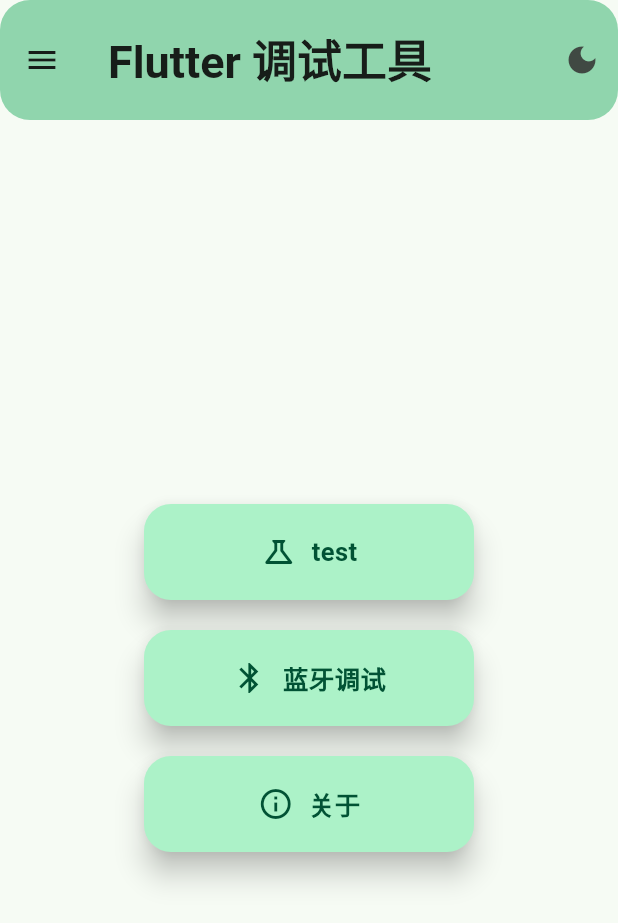
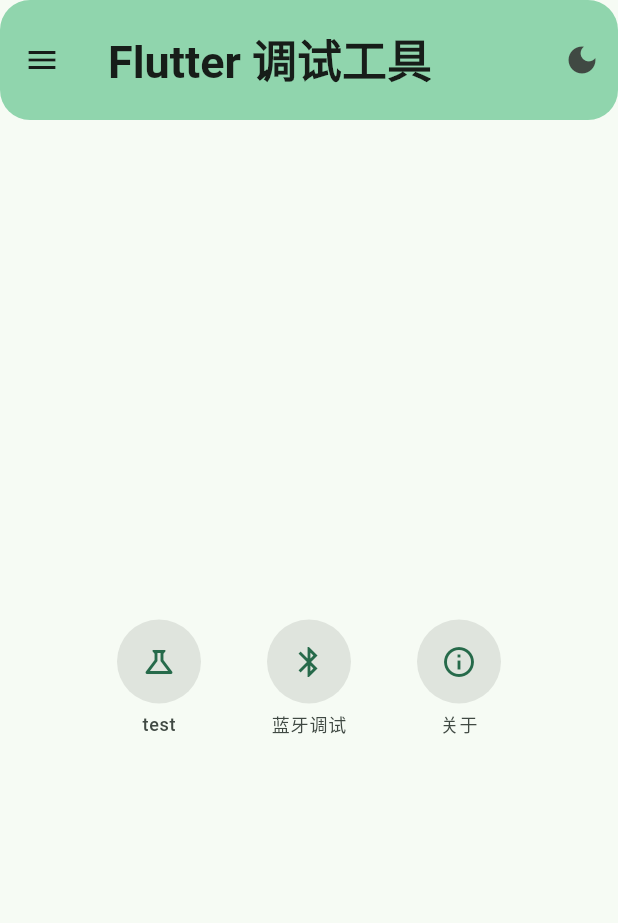
Before and after one commit to yjrqz777/flutter_application_test, a Flutter app: the screen it shows after launch, on a phone screen of 412 x 824 dp. Shown: the top 923 px of the screen. Run offline on Flutter 3.47's test engine with Material 3 defaults, Android fonts, the phone set to English and light mode, and no system bars; our stand-ins replace flutter_blue_plus, sensors_plus; missing offline and left inert: flutter_classic_bluetooth; Roboto replaces fonts that are missing (SimSun).

Commit message:
style(home): 主界面入口按钮改为圆形小按钮
- 三个入口从大色块卡片改成直径 56 的圆形按钮，图标 24，文字放在圆下方

- 三个按钮横排居中、间距 28，去掉厚阴影和 primaryContainer 大色块

- 保留点击水波纹与原有跳转

```diff
--- a/lib/pages/home_page.dart
+++ b/lib/pages/home_page.dart
@@ -58,22 +58,24 @@ class _HomePageState extends State<HomePage> {
         ],
       ),
       body: Center(
-        child: Column(
+        child: Row(
+          mainAxisAlignment: MainAxisAlignment.center,
           mainAxisSize: MainAxisSize.min,
           children: <Widget>[
-            _EntryButton(
+            _CircleEntry(
               icon: Icons.science_outlined,
               label: 'test',
-              onTap: () => _open(TestPage(themeController: widget.themeController)),
+              onTap: () =>
+                  _open(TestPage(themeController: widget.themeController)),
             ),
-            const SizedBox(height: 20),
-            _EntryButton(
+            const SizedBox(width: 28),
+            _CircleEntry(
               icon: Icons.bluetooth,
               label: '蓝牙调试',
               onTap: () => _open(const BluetoothPage()),
             ),
-            const SizedBox(height: 20),
-            _EntryButton(
+            const SizedBox(width: 28),
+            _CircleEntry(
               icon: Icons.info_outline,
               label: '关于',
               onTap: () => _open(const AboutPage()),
@@ -85,9 +87,9 @@ class _HomePageState extends State<HomePage> {
   }
 }
 
-/// 主界面中间的入口按钮：带阴影的圆角块，视觉上浮在背景上
-class _EntryButton extends StatelessWidget {
-  const _EntryButton({
+/// 主界面中间的入口按钮：圆形小按钮，文字放在圆下方
+class _CircleEntry extends StatelessWidget {
+  const _CircleEntry({
     required this.icon,
     required this.label,
     required this.onTap,
@@ -101,34 +103,33 @@ class _EntryButton extends StatelessWidget {
   @override
   Widget build(BuildContext context) {
     final ColorScheme colorScheme = Theme.of(context).colorScheme;
-    return Material(
-      elevation: 8,
-      borderRadius: BorderRadius.circular(18),
-      color: colorScheme.primaryContainer,
-      shadowColor: colorScheme.shadow,
-      child: InkWell(
-        borderRadius: BorderRadius.circular(18),
+    return InkWell(
+      borderRadius: BorderRadius.circular(12),
       onTap: onTap,
-        child: SizedBox(
-          width: 220,
-          height: 64,
-          child: Row(
-            mainAxisAlignment: MainAxisAlignment.center,
+      child: Padding(
+        padding: const EdgeInsets.symmetric(horizontal: 8, vertical: 6),
+        child: Column(
+          mainAxisSize: MainAxisSize.min,
           children: <Widget>[
-              Icon(icon, color: colorScheme.onPrimaryContainer),
-              const SizedBox(width: 10),
+            Container(
+              width: 56,
+              height: 56,
+              decoration: BoxDecoration(
+                shape: BoxShape.circle,
+                color: colorScheme.surfaceContainerHighest,
+              ),
+              child: Icon(icon, size: 24, color: colorScheme.primary),
+            ),
+            const SizedBox(height: 6),
             Text(
               label,
-                style: TextStyle(
-                  fontSize: 17,
-                  fontWeight: FontWeight.w600,
-                  color: colorScheme.onPrimaryContainer,
+              style: Theme.of(context).textTheme.labelMedium?.copyWith(
+                    color: colorScheme.onSurfaceVariant,
                   ),
             ),
           ],
         ),
       ),
-      ),
     );
   }
 }
```
Lines whose indentation alone changed are shown as unchanged.
